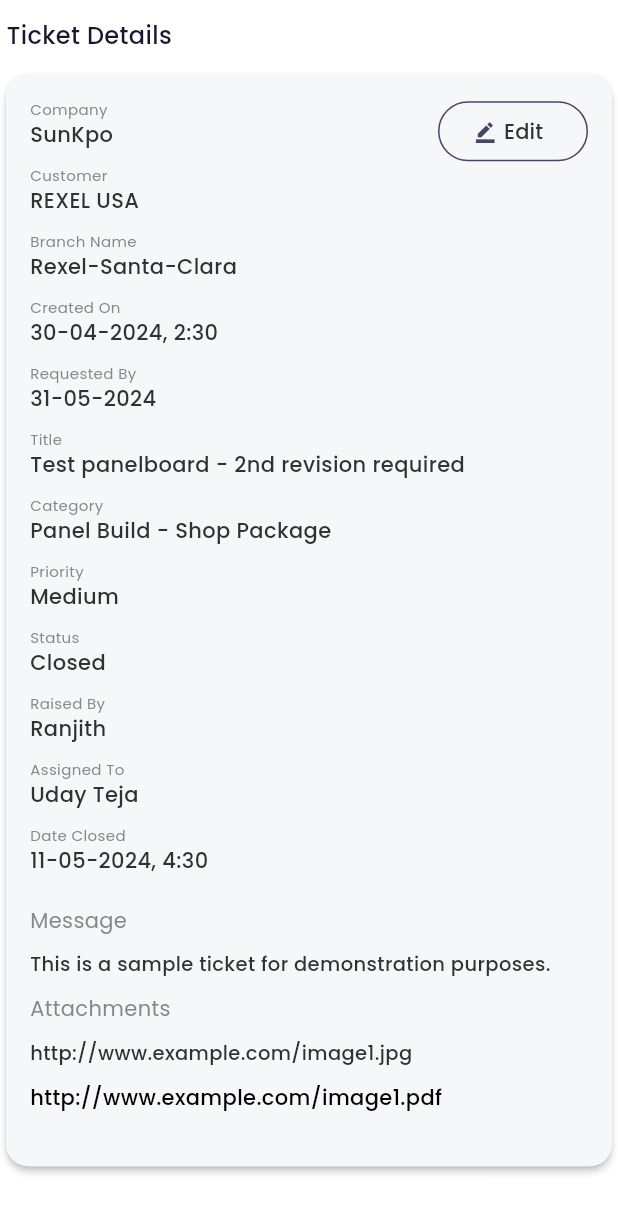
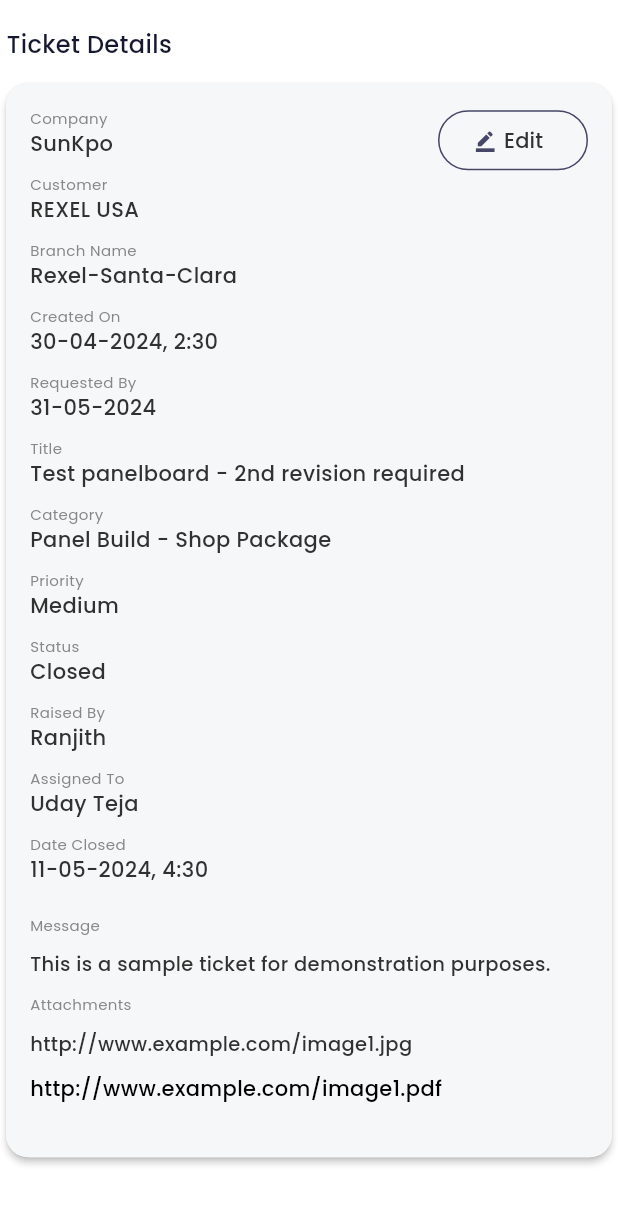
Before and after one commit to ranjithkumar-gitch/sunkonnect, a Flutter app: the TicketDetailsScreen screen opened directly, on a phone screen of 412 x 824 dp. Shown: the top 1213 px of the screen. Run offline on Flutter 3.47's test engine with Material 3 defaults, Android fonts, the phone set to English and light mode, and no system bars; our stand-ins replace dotted_border, expandable, file_picker, flutter_advanced_switch, google_fonts, hexcolor and 1 more; missing offline and left inert: flutter_pdfview.

Commit message:
UI edits done

```diff
--- a/lib/tickets/ticketdetailsscreen.dart
+++ b/lib/tickets/ticketdetailsscreen.dart
@@ -106,7 +106,7 @@
                         const SizedBox(height: 10),
                         const CustomText(
                             text: 'Message',
-                            fontSize: 14,
+                            fontSize: 10,
                             fontWeight: FontWeight.w400,
                             textcolor: Colours.ksubheadertext),
                         const SizedBox(
@@ -124,7 +124,7 @@
                         const SizedBox(height: 10),
                         const CustomText(
                             text: 'Attachments',
-                            fontSize: 14,
+                            fontSize: 10,
                             fontWeight: FontWeight.w400,
                             textcolor: Colours.ksubheadertext),
                         const SizedBox(
```
